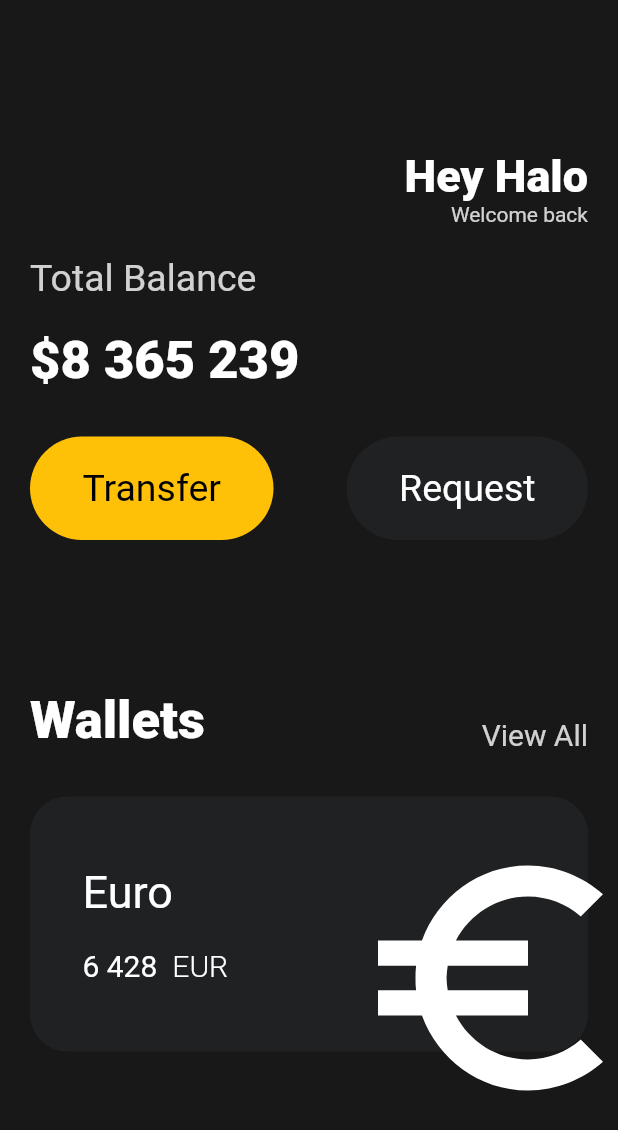
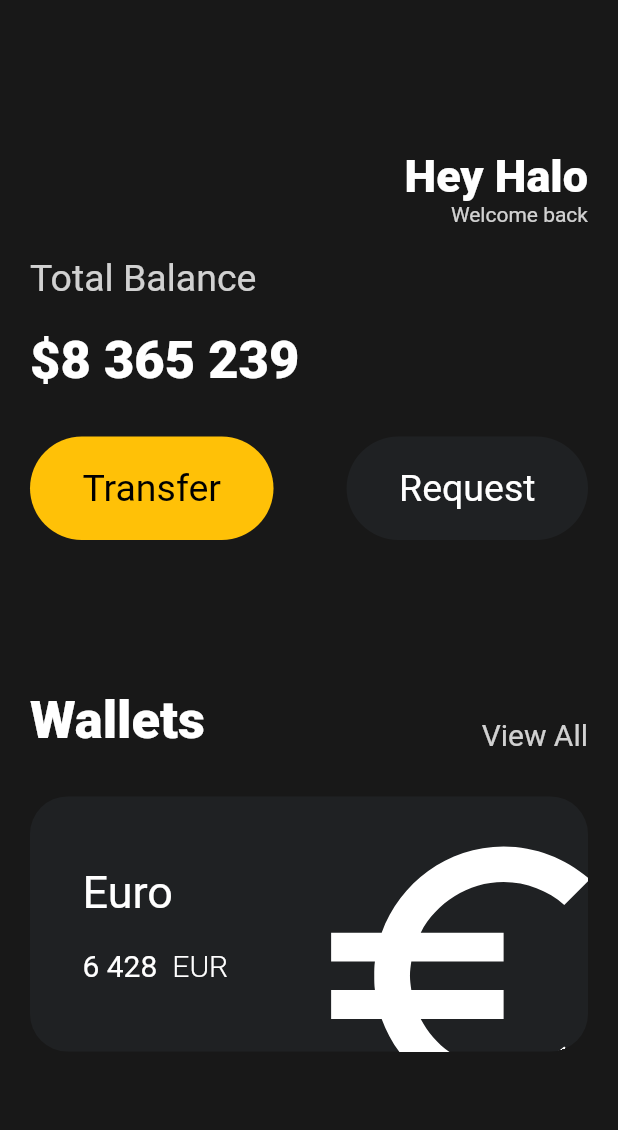
Before and after one commit to grootwo/Flutter-studying, a Flutter app: the screen it shows after launch, on a phone screen of 412 x 824 dp. Shown: the top 1130 px of the screen. Run offline on Flutter 3.47's test engine with Material 2 defaults, Android fonts, the phone set to English and light mode, and no system bars.

```diff
--- a/toonviewer/lib/main.dart
+++ b/toonviewer/lib/main.dart
@@ -114,6 +114,7 @@ class App extends StatelessWidget {
                   height: 30,
                 ),
                 Container(
+                  clipBehavior: Clip.hardEdge,
                   decoration: BoxDecoration(
                     color: const Color(0xFF1F2123),
                     borderRadius: BorderRadius.circular(25),
@@ -161,9 +162,9 @@ class App extends StatelessWidget {
                           ],
                         ),
                         Transform.scale(
-                          scale: 2,
+                          scale: 2.3,
                           child: Transform.translate(
-                            offset: const Offset(10, 18),
+                            offset: const Offset(0, 15),
                             child: const Icon(
                               Icons.euro_symbol,
                               color: Colors.white,
```
